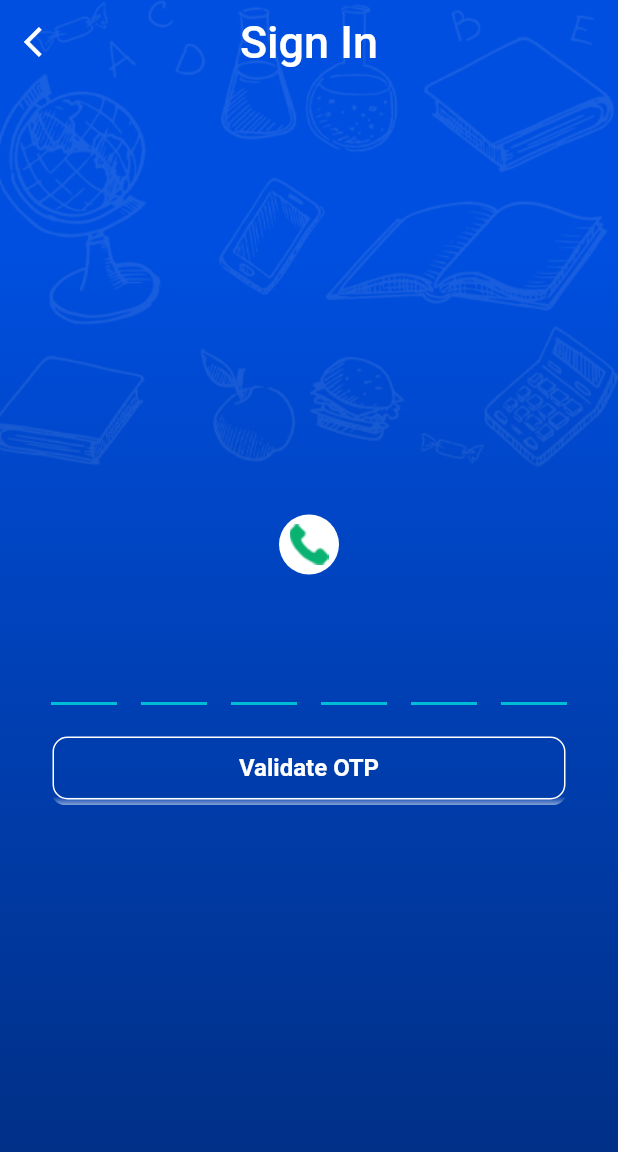
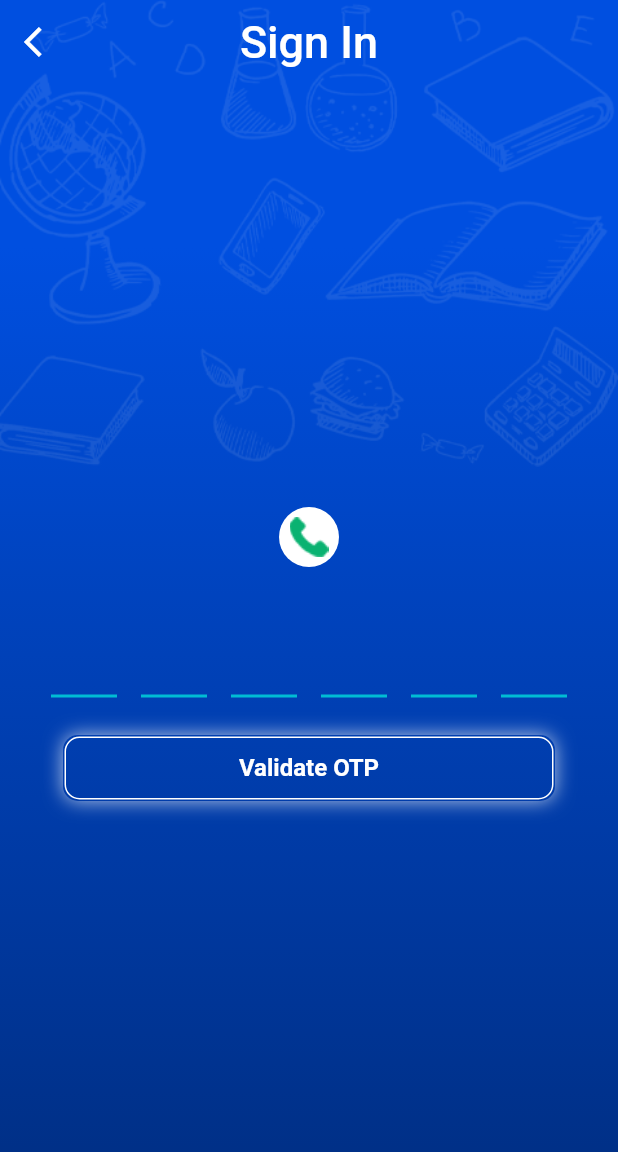
Before and after one commit to uribbas/learnink-base, a Flutter app: the OTPScreenPage screen opened directly with empty values, on a phone screen of 412 x 824 dp. Shown: the top 1152 px of the screen. Run offline on Flutter 3.47's test engine with Material 2 defaults, Android fonts, the phone set to English and light mode, and no system bars; our stand-ins replace cached_network_image, cloud_firestore, firebase_auth, flutter_spinkit, fluttertoast, google_sign_in and 2 more; missing offline and left inert: align_positioned, dart:ffi, fluttex; accounts and stored records are empty; network calls fail; statements that could not run were skipped; project files that could hold a hidden picture were left out.

Commit message:
Fixed bug in create test Changed look of custom outline button

```diff
--- a/lib/src/widgets/custom_outline_button.dart
+++ b/lib/src/widgets/custom_outline_button.dart
@@ -1,11 +1,35 @@
 import 'package:flutter/cupertino.dart';
 import 'package:flutter/material.dart';
+class CustomBoxShadow extends BoxShadow {
+  final BlurStyle blurStyle;
+
+  const CustomBoxShadow({
+    Color color = const Color(0xFF000000),
+    Offset offset = Offset.zero,
+    double blurRadius = 0.0,
+    this.blurStyle = BlurStyle.normal,
+  }) : super(color: color, offset: offset, blurRadius: blurRadius);
+
+  @override
+  Paint toPaint() {
+    final Paint result = Paint()
+      ..color = color
+      ..maskFilter = MaskFilter.blur(this.blurStyle, blurSigma);
+    assert(() {
+      if (debugDisableShadows)
+        result.maskFilter = null;
+      return true;
+    }());
+    return result;
+  }
+}
+
 
 class CustomOutlineButton extends StatelessWidget {
   CustomOutlineButton({
     this.child,
     this.color: Colors.transparent,
-    this.height: 50.0,
+    this.height: 60.0,
     this.radius: 10.0,
     this.borderColor: Colors.white,
     this.borderWidth: 1.0,
@@ -30,34 +54,45 @@ class CustomOutlineButton extends StatelessWidget {
   @override
   Widget build(BuildContext context) {
     //_width=MediaQuery.of(context).size.width-5;
-    return SizedBox(
-      height: height,
+    return Container(
+      height:height,
+      width: double.maxFinite-10,
+      padding: EdgeInsets.all(8.0),
       child: Container(
+        height:height-5,
         // width:_width,
 //        padding: EdgeInsets.all(1.0),
         decoration: BoxDecoration(
-          gradient: LinearGradient(
-            colors: [
-              Color(0x00FFFFFF),
-              elevationColor,
-            ],
-            stops: [0.88, 1.0],
-            begin: Alignment.topCenter,
-            end: Alignment.bottomCenter,
-            tileMode: TileMode.repeated,
-          ),
+//          gradient: LinearGradient(
+//            colors: [
+//              Color(0x00FFFFFF),
+//              elevationColor,
+//            ],
+//            stops: [0.88, 1.0],
+//            begin: Alignment.topCenter,
+//            end: Alignment.bottomCenter,
+//            tileMode: TileMode.repeated,
+//          ),
           borderRadius: BorderRadius.all(Radius.circular(radius)),
           border: Border.all(
               color: Colors.transparent, width: 1.0, style: BorderStyle.solid),
+        boxShadow: [
+          CustomBoxShadow(
+            color: elevationColor.withOpacity(0.7),
+            blurStyle: BlurStyle.outer,
+            blurRadius: 10,
+            offset:Offset(0,0),
+
           ),
-        child: Column(
-          crossAxisAlignment: CrossAxisAlignment.stretch,
-          children: <Widget>[
-            OutlineButton(
-              child: Container(
-                  padding: const EdgeInsets.all(5.0),
-                  height: height - 8.0,
-                  child: Center(child: child)),
+          ]
+        ),
+
+        child: SizedBox(
+          height:height-5,
+          width:double.maxFinite-10,
+          child: OutlineButton(
+            padding: EdgeInsets.all(0.0),
+            child: Center(child: child),
             color: color,
             highlightColor: highlightColor,
             highlightElevation: highlightElevation,
@@ -68,10 +103,6 @@ class CustomOutlineButton extends StatelessWidget {
             ),
             onPressed: onPressed,
           ),
-            Container(
-              height: 0.0,
-            ),
-          ],
         ),
       ),
     );
--- a/lib/src/widgets/custom_outline_button_new.dart
+++ /dev/null
@@ -1,119 +0,0 @@
-import 'package:align_positioned/align_positioned.dart';
-import 'package:flutter/cupertino.dart';
-import 'package:flutter/material.dart';
-
-class CustomOutlineButton extends StatelessWidget {
-  CustomOutlineButton({
-    this.child,
-    this.color:Colors.transparent,
-    this.height:50.0,
-    this.radius:10.0,
-    this.borderColor:Colors.white,
-    this.borderWidth:1.0,
-    this.highlightColor: Colors.indigoAccent,
-    this.elevationColor:Colors.white54,
-    this.highlightElevation:0.0,
-    this.onPressed,
-  });
-
-  final Widget child;
-  final Color color;
-  final double radius;
-  final double height;
-  final Color borderColor;
-  final double borderWidth;
-  final Color highlightColor;
-  final Color elevationColor;
-  final double highlightElevation;
-  final VoidCallback onPressed;
-  double _width;
-
-  @override
-  Widget build(BuildContext context) {
-    //_width=MediaQuery.of(context).size.width-5;
-    return SizedBox(
-      height: height,
-      child: Stack(
-        fit:StackFit.expand,
-         children: [
-           AlignPositioned(
-             dx:0,
-             dy:4.0,
-             child:Container(
-               width:MediaQuery.of(context).size.width-4.0,
-               height: MediaQuery.of(context).size.height-4.0,
-//        padding: EdgeInsets.all(1.0),
-               decoration: BoxDecoration(
-                 gradient: LinearGradient(
-                   colors: [
-                     Color(0x00FFFFFF),
-                     //elevationColor,
-                     elevationColor,
-                   ],
-                   stops: [0.85, 1.0],
-                   begin: Alignment.topCenter,
-                   end: Alignment.bottomCenter,
-                   tileMode: TileMode.repeated,
-                 ),
-                 borderRadius: BorderRadius.all(Radius.circular(radius)),
-                 border: Border.all(
-                     color: Colors.transparent,
-                     width: 1.0,
-                     style: BorderStyle.solid
-                 ),
-               ),
-
-
-               child:Container(
-               color:Colors.transparent,
-                 constraints: BoxConstraints.expand(),
-             ),
-
-           ),
-      ),
-
-      AlignPositioned(
-        child: Container(
-           width:MediaQuery.of(context).size.width -4.0,
-//        padding: EdgeInsets.all(1.0),
-          decoration: BoxDecoration(
-            color:color,
-            borderRadius: BorderRadius.all(Radius.circular(radius)),
-            border: Border.all(
-                color: Colors.transparent,
-                width: 1.0,
-                style: BorderStyle.solid
-            ),
-          ),
-          child: Column(
-            crossAxisAlignment: CrossAxisAlignment.stretch,
-            children: <Widget>[
-              OutlineButton(
-                child: Container(
-                    padding: const EdgeInsets.all(5.0),
-                    height: height - 8.0,
-                    child: Center(child: child)
-                ),
-                color: color,
-                highlightColor: highlightColor,
-                highlightElevation: highlightElevation,
-                borderSide: BorderSide(width: borderWidth, color: borderColor),
-                shape: RoundedRectangleBorder(
-                  side: BorderSide(width: borderWidth, color: borderColor),
-                  borderRadius: BorderRadius.all(Radius.circular(radius)),
-                ),
-                onPressed: onPressed,
-              ),
-          ],
-
-
-      ),
-        ),
-      ),
-         ],
-      ),
-        );
-
-
-  }
-}
```
Also changed, not shown: lib/src/create_test/create_test.dart (+7 -7 lines). Lines whose indentation alone changed are shown as unchanged.
